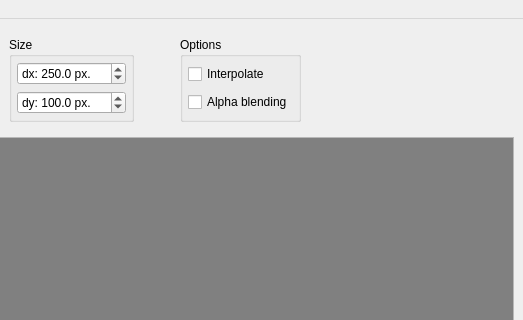
This is src/products/mglass-gui/mainwindow.ui in NikitkoCent/magnifying-glass as Qt 5 draws it before an edit; both pictures show x 277 to 800 and y 0 to 320 of the 800 by 800 pixel window. The edited form follows.
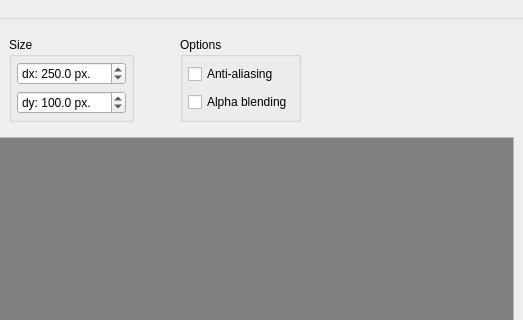
This is the edited form.

Commit message: mglass-gui: interpolating -> anti-aliasing renaming.

Diff of the .ui file:
```diff
--- a/src/products/mglass-gui/mainwindow.ui
+++ b/src/products/mglass-gui/mainwindow.ui
@@ -266,7 +266,7 @@
           <item>
            <widget class="QCheckBox" name="interpolateCheckBox">
             <property name="text">
-             <string>Interpolate</string>
+             <string>Anti-aliasing</string>
             </property>
            </widget>
           </item>
```
Left out of the diff: 2 changed lines with no effect on the pictures. The commit also changes 4 other files.
